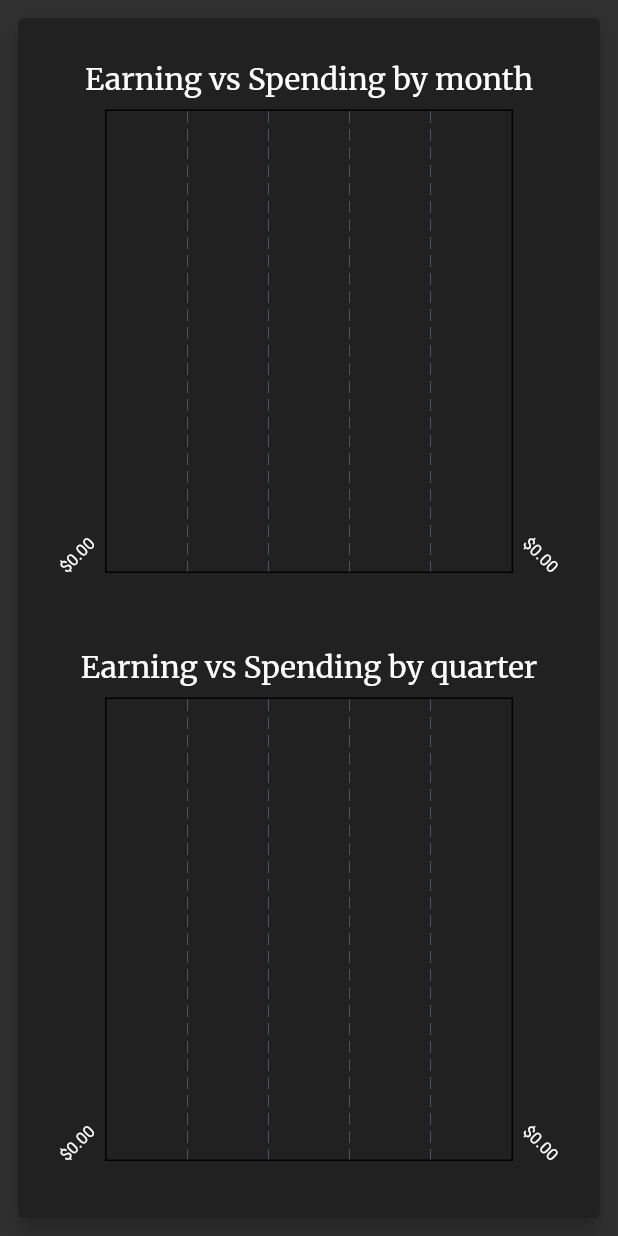
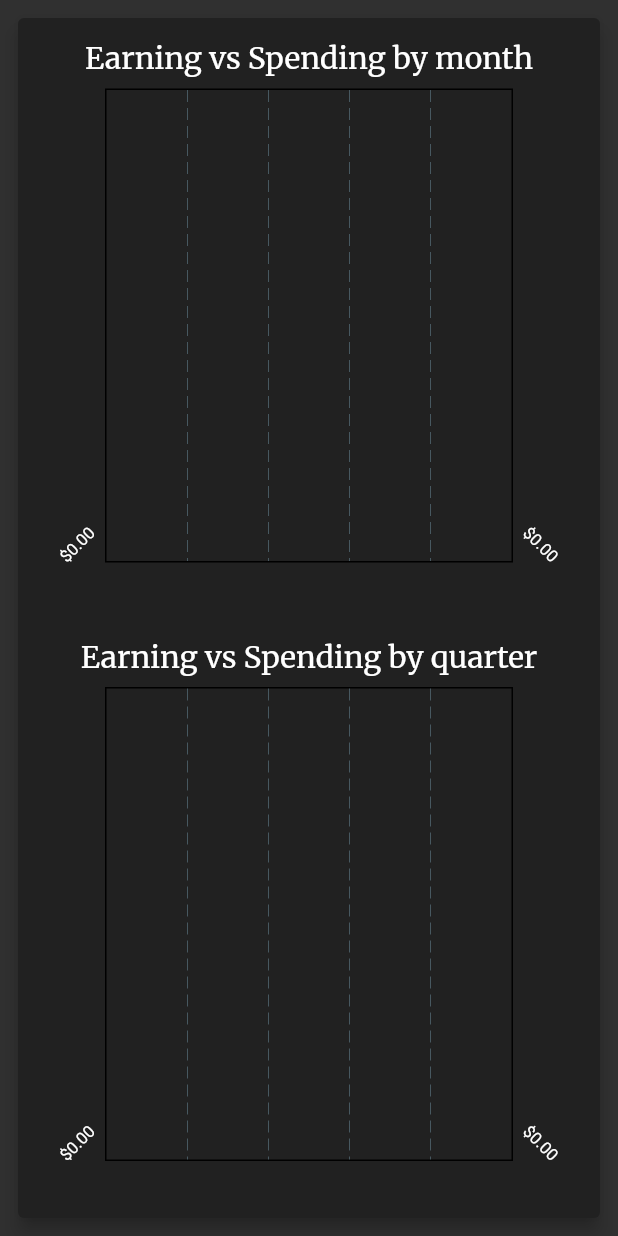
Before and after one commit to ethanp/Splurge, a Flutter app: the BarCharts widget shown alone on an empty page, opened directly with empty values, on a phone screen of 412 x 824 dp. Run offline on Flutter 3.47's test engine with Material 2 defaults, Android fonts, the phone set to English and light mode, and no system bars; drawn by our look-alikes of auto_size_text, fl_chart; our stand-ins replace flutter_riverpod, google_fonts.

Commit message:
Improve bar_charts.dart formatting

```diff
--- a/lib/widgets/bar_charts.dart
+++ b/lib/widgets/bar_charts.dart
@@ -15,7 +15,7 @@ class BarCharts extends StatelessWidget {
       color: Colors.grey[900],
       elevation: 5,
       child: Padding(
-        padding: const EdgeInsets.symmetric(vertical: 16),
+        padding: const EdgeInsets.only(bottom: 16, top: 2),
         child: Column(
           children: <Widget>[
             Expanded(child: _monthlyBarChart()),
```
